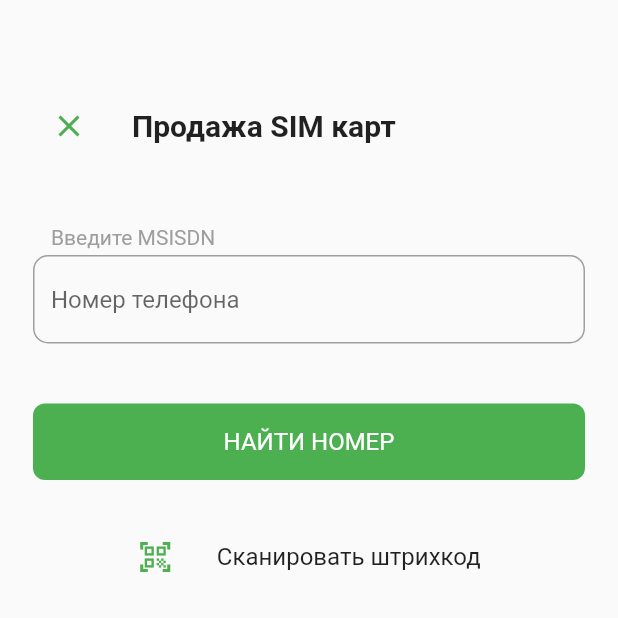
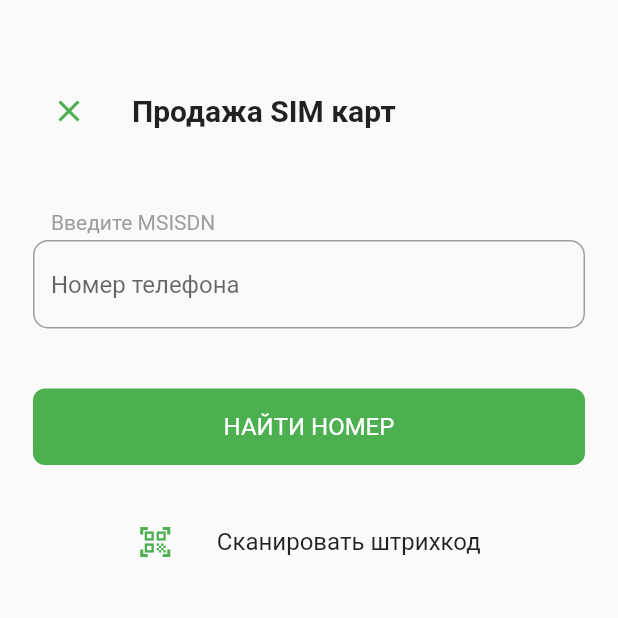
Before and after one commit to fara-android/skkp_promoter, a Flutter app: the FindNumScreen screen opened directly, on a phone screen of 412 x 824 dp, the top half of it. Run offline on Flutter 3.47's test engine with Material 2 defaults, Android fonts, the light colour scheme and no system bars; our stand-ins replace shared_preferences; accounts and stored records are empty.

Commit message:
rename_picture

```diff
--- a/lib/models/tariffList.dart
+++ b/lib/models/tariffList.dart
@@ -2,7 +2,7 @@ import 'package:ssp_prom/models/tariffModel.dart';
 
 class TarrifList{
   List <TarriffModel> listOfTarrifs = [
-    TarriffModel("Супервыгодный 360", 300, 24, 5, 200, 200),
+    TarriffModel("Супервыгодный 360", 360, 24, 5, 200, 200),
     TarriffModel("Супервыгодный 85", 85, 8, 10, null, 200),
     TarriffModel("Супервыгодный 185", 185, 10, 20, null, 200),
      TarriffModel("Супервыгодный 185", 185, 10, 20, null, 200),
--- a/lib/screens/simSellScreens/findNumScreen.dart
+++ b/lib/screens/simSellScreens/findNumScreen.dart
@@ -23,7 +23,7 @@ class _FindNumScreenState extends State<FindNumScreen> {
             crossAxisAlignment: CrossAxisAlignment.start,
             children: [
               SizedBox(
-                height: 60,
+                height: 50,
               ),
               Row(
                 children: [
```
Also changed, not shown: assets/images/phone.png (renamed from assets/images/Group.png).
